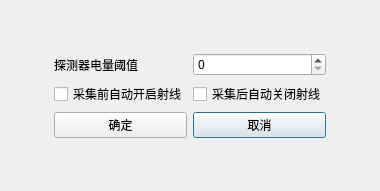
Old version of the form RayimDR/UI/AppCfgDialog.ui in the repository wangyunfu1996/RayimDR.
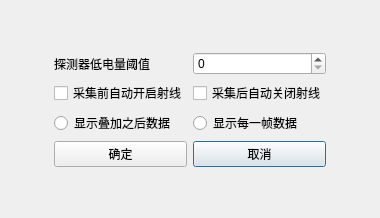
New version of the form. Custom widgets are drawn as their Qt base class.

The edit to the form file:
```diff
--- a/RayimDR/UI/AppCfgDialog.ui
+++ b/RayimDR/UI/AppCfgDialog.ui
@@ -7,7 +7,7 @@
     <x>0</x>
     <y>0</y>
     <width>380</width>
-    <height>191</height>
+    <height>218</height>
    </rect>
   </property>
   <property name="windowTitle">
@@ -76,7 +76,7 @@
    <item row="1" column="1">
     <widget class="ElaText" name="label">
      <property name="text">
-      <string>探测器电量阈值</string>
+      <string>探测器低电量阈值</string>
      </property>
     </widget>
    </item>
@@ -104,6 +104,20 @@
      </property>
     </widget>
    </item>
+   <item row="3" column="2">
+    <widget class="QRadioButton" name="radioButton_everyFrame">
+     <property name="text">
+      <string>显示每一帧数据</string>
+     </property>
+    </widget>
+   </item>
+   <item row="3" column="1">
+    <widget class="QRadioButton" name="radioButton_stackedFrame">
+     <property name="text">
+      <string>显示叠加之后数据</string>
+     </property>
+    </widget>
+   </item>
   </layout>
  </widget>
  <layoutdefault spacing="6" margin="11"/>
```
